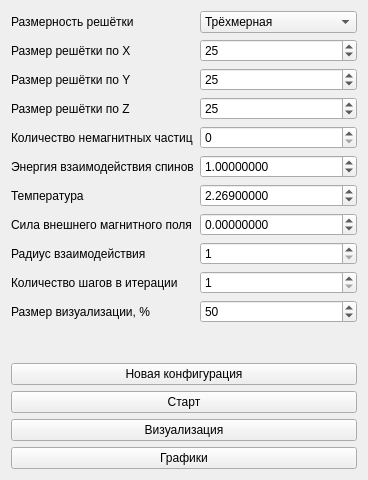
This is widget.ui in winogradoff/ising as Qt 5 draws it before an edit. The edited form follows.
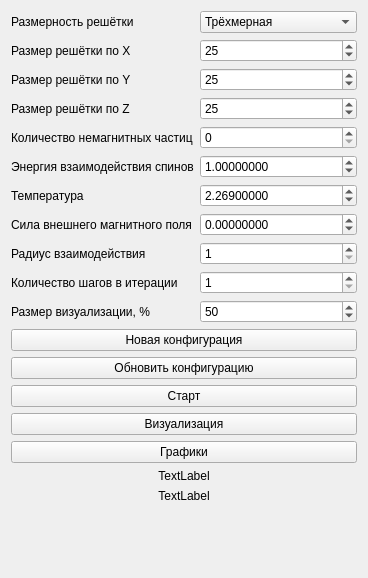
This is the edited form.

```diff
--- a/widget.ui
+++ b/widget.ui
@@ -7,7 +7,7 @@
     <x>0</x>
     <y>0</y>
     <width>368</width>
-    <height>480</height>
+    <height>578</height>
    </rect>
   </property>
   <property name="sizePolicy">
@@ -333,6 +333,13 @@
          </property>
         </widget>
        </item>
+       <item>
+        <widget class="QPushButton" name="updateButton">
+         <property name="text">
+          <string>Обновить конфигурацию</string>
+         </property>
+        </widget>
+       </item>
        <item>
         <widget class="QPushButton" name="startStopButton">
          <property name="focusPolicy">
@@ -363,6 +370,39 @@
          </property>
         </widget>
        </item>
+       <item>
+        <widget class="QLabel" name="infoLabel">
+         <property name="text">
+          <string>TextLabel</string>
+         </property>
+         <property name="alignment">
+          <set>Qt::AlignCenter</set>
+         </property>
+        </widget>
+       </item>
+       <item>
+        <widget class="QLabel" name="progressLabel">
+         <property name="text">
+          <string>TextLabel</string>
+         </property>
+         <property name="alignment">
+          <set>Qt::AlignCenter</set>
+         </property>
+        </widget>
+       </item>
+       <item>
+        <spacer name="verticalSpacer">
+         <property name="orientation">
+          <enum>Qt::Vertical</enum>
+         </property>
+         <property name="sizeHint" stdset="0">
+          <size>
+           <width>10</width>
+           <height>10</height>
+          </size>
+         </property>
+        </spacer>
+       </item>
       </layout>
      </item>
     </layout>
```
